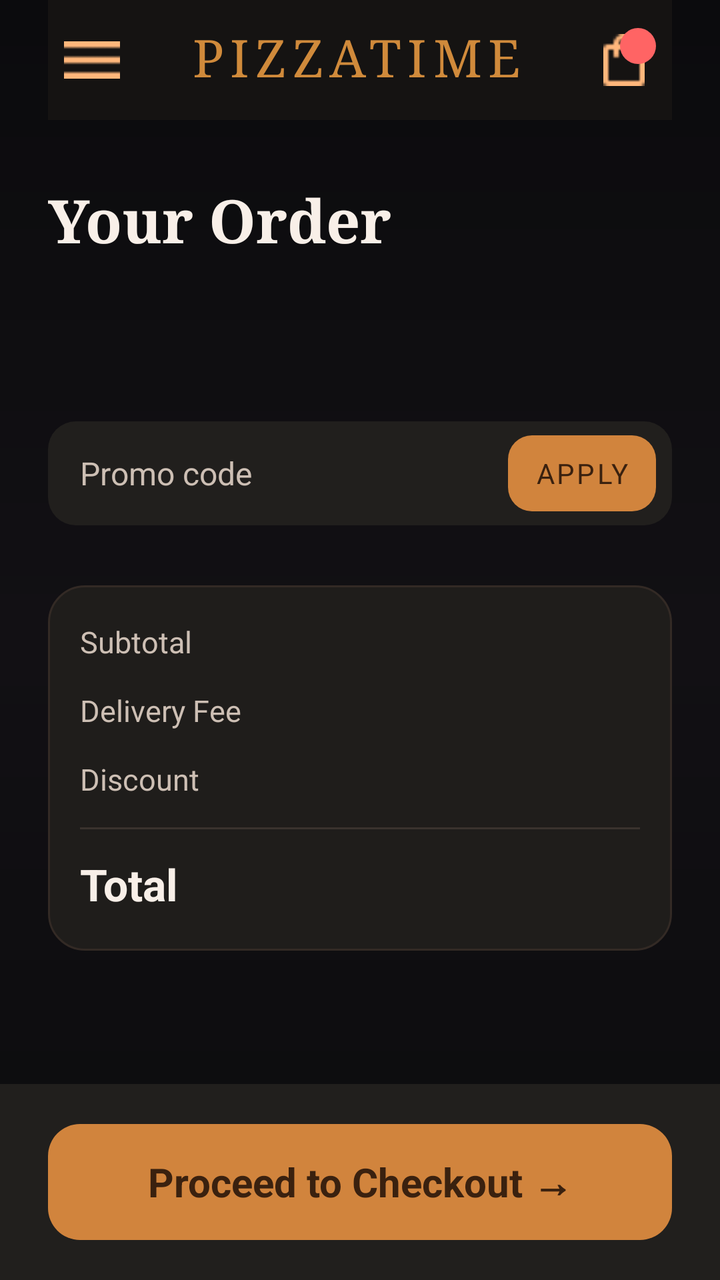
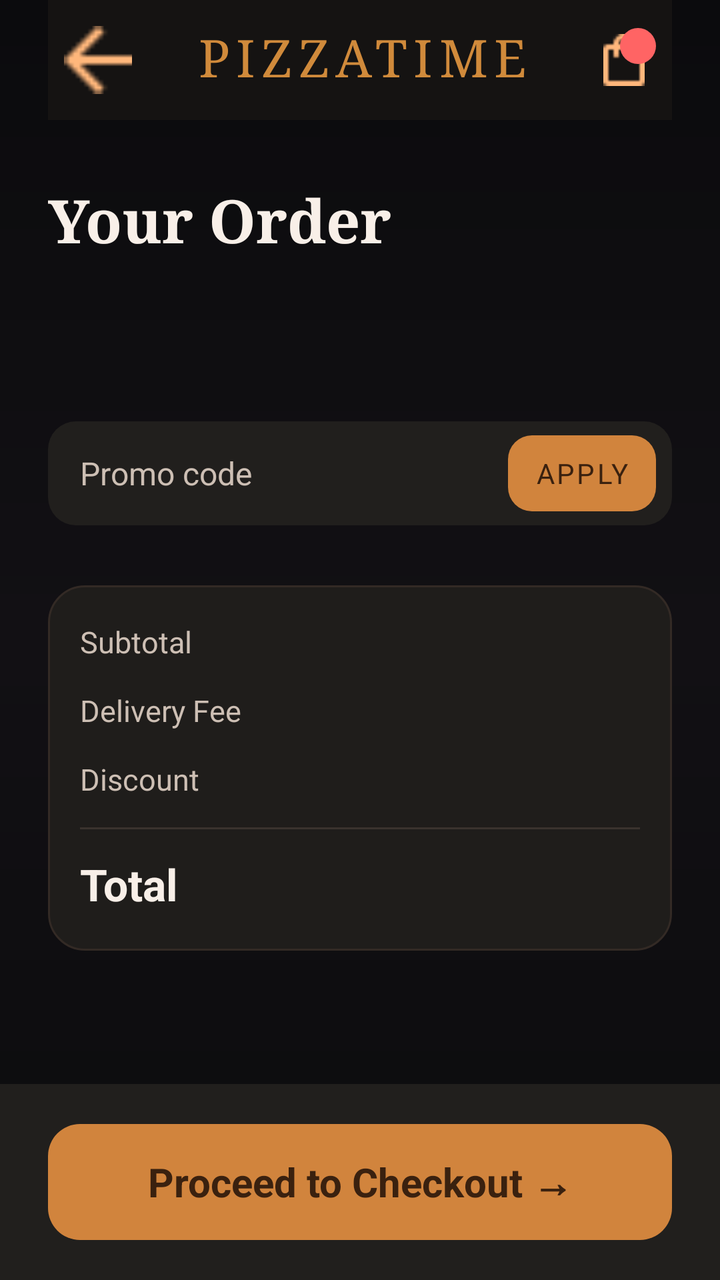

Before-and-after screenshots of an Android layout around one commit, followed by the original layout XML and the change that was made.
<!-- AndroidManifest.xml: application theme Theme.PizzaTime -->
<!-- res/layout/fragment_cart.xml -->
<?xml version="1.0" encoding="utf-8"?>
<FrameLayout xmlns:android="http://schemas.android.com/apk/res/android"
    android:id="@+id/cartRoot"
    android:layout_width="match_parent"
    android:layout_height="match_parent"
    android:background="@drawable/bg_app_dark">

    <ScrollView
        android:id="@+id/cartScroll"
        android:layout_width="match_parent"
        android:layout_height="match_parent"
        android:clipToPadding="false"
        android:overScrollMode="never"
        android:paddingBottom="112dp"
        android:scrollbars="none">

        <LinearLayout
            android:id="@+id/cartContent"
            android:layout_width="match_parent"
            android:layout_height="wrap_content"
            android:orientation="vertical"
            android:paddingStart="24dp"
            android:paddingEnd="24dp"
            android:paddingBottom="24dp">

            <LinearLayout
                android:id="@+id/cartTopBar"
                android:layout_width="match_parent"
                android:layout_height="60dp"
                android:background="@drawable/bg_top_bar_dark"
                android:gravity="center_vertical"
                android:orientation="horizontal"
                android:paddingStart="8dp"
                android:paddingEnd="8dp">

                <ImageView
                    android:id="@+id/btnMenu"
                    android:layout_width="28dp"
                    android:layout_height="28dp"
                    android:contentDescription="@string/menu_drawer_content_description"
                    android:src="@drawable/ic_menu" />

                <TextView
                    android:id="@+id/tvCartBrand"
                    android:layout_width="0dp"
                    android:layout_height="wrap_content"
                    android:layout_weight="1"
                    android:fontFamily="serif"
                    android:gravity="center"
                    android:includeFontPadding="false"
                    android:letterSpacing="0.12"
                    android:text="@string/menu_brand"
                    android:textColor="@color/pt_gold"
                    android:textSize="26sp" />

                <FrameLayout
                    android:id="@+id/btnCartIcon"
                    android:layout_width="32dp"
                    android:layout_height="32dp">

                    <ImageView
                        android:layout_width="26dp"
                        android:layout_height="26dp"
                        android:layout_gravity="center"
                        android:contentDescription="@string/detail_cart_content_description"
                        android:src="@drawable/ic_bag" />

                    <TextView
                        android:id="@+id/tvCartBadge"
                        android:layout_width="18dp"
                        android:layout_height="18dp"
                        android:layout_gravity="top|end"
                        android:background="@drawable/bg_badge_red"
                        android:gravity="center"
                        android:textColor="@color/pt_text_primary"
                        android:textSize="11sp"
                        android:textStyle="bold" />

                </FrameLayout>

            </LinearLayout>

            <TextView
                android:id="@+id/tvCartTitle"
                android:layout_width="match_parent"
                android:layout_height="wrap_content"
                android:layout_marginTop="34dp"
                android:fontFamily="serif"
                android:includeFontPadding="false"
                android:text="@string/cart_title"
                android:textColor="@color/pt_text_primary"
                android:textSize="30sp"
                android:textStyle="bold" />

            <TextView
                android:id="@+id/tvCartSubtitle"
                android:layout_width="match_parent"
                android:layout_height="wrap_content"
                android:layout_marginTop="6dp"
                android:textColor="@color/pt_text_secondary"
                android:textSize="13sp"
                android:textStyle="bold" />

            <LinearLayout
                android:id="@+id/cartItemContainer"
                android:layout_width="match_parent"
                android:layout_height="wrap_content"
                android:layout_marginTop="30dp"
                android:orientation="vertical" />

            <LinearLayout
                android:id="@+id/emptyCartView"
                android:layout_width="match_parent"
                android:layout_height="190dp"
                android:layout_marginTop="30dp"
                android:background="@drawable/bg_surface_panel"
                android:gravity="center"
                android:orientation="vertical"
                android:padding="20dp"
                android:visibility="gone">

                <ImageView
                    android:layout_width="42dp"
                    android:layout_height="42dp"
                    android:contentDescription="@string/cart_empty_title"
                    android:src="@drawable/ic_bag" />

                <TextView
                    android:layout_width="match_parent"
                    android:layout_height="wrap_content"
                    android:layout_marginTop="18dp"
                    android:fontFamily="serif"
                    android:gravity="center"
                    android:text="@string/cart_empty_title"
                    android:textColor="@color/pt_text_primary"
                    android:textSize="22sp" />

                <TextView
                    android:layout_width="match_parent"
                    android:layout_height="wrap_content"
                    android:layout_marginTop="8dp"
                    android:gravity="center"
                    android:text="@string/cart_empty_message"
                    android:textColor="@color/pt_text_secondary"
                    android:textSize="13sp" />

            </LinearLayout>

            <LinearLayout
                android:id="@+id/promoCodeBar"
                android:layout_width="match_parent"
                android:layout_height="52dp"
                android:layout_marginTop="28dp"
                android:background="@drawable/bg_promo_code_bar"
                android:gravity="center_vertical"
                android:orientation="horizontal"
                android:paddingStart="16dp"
                android:paddingEnd="8dp">

                <EditText
                    android:id="@+id/tvPromoHint"
                    android:layout_width="0dp"
                    android:layout_height="wrap_content"
                    android:layout_weight="1"
                    android:hint="@string/cart_promo_hint"
                    android:importantForAutofill="no"
                    android:textColorHint="@color/pt_text_secondary"
                    android:textSize="16sp"
                    android:background="@null"
                    android:inputType="text" />

                <TextView
                    android:id="@+id/btnApplyPromo"
                    android:layout_width="74dp"
                    android:layout_height="38dp"
                    android:background="@drawable/bg_promo_apply"
                    android:clickable="true"
                    android:focusable="true"
                    android:gravity="center"
                    android:letterSpacing="0.08"
                    android:text="@string/cart_apply"
                    android:textColor="@color/pt_text_dark"
                    android:textSize="14sp" />

            </LinearLayout>

            <LinearLayout
                android:id="@+id/orderSummaryCard"
                android:layout_width="match_parent"
                android:layout_height="wrap_content"
                android:layout_marginTop="30dp"
                android:background="@drawable/bg_order_summary_card"
                android:orientation="vertical"
                android:paddingStart="16dp"
                android:paddingTop="18dp"
                android:paddingEnd="16dp"
                android:paddingBottom="18dp">

                <LinearLayout
                    android:layout_width="match_parent"
                    android:layout_height="wrap_content"
                    android:orientation="horizontal">

                    <TextView
                        android:layout_width="0dp"
                        android:layout_height="wrap_content"
                        android:layout_weight="1"
                        android:text="@string/cart_subtotal"
                        android:textColor="@color/pt_text_secondary"
                        android:textSize="15sp" />

                    <TextView
                        android:id="@+id/tvSubtotal"
                        android:layout_width="wrap_content"
                        android:layout_height="wrap_content"
                        android:textColor="@color/pt_text_primary"
                        android:textSize="15sp" />

                </LinearLayout>

                <LinearLayout
                    android:layout_width="match_parent"
                    android:layout_height="wrap_content"
                    android:layout_marginTop="14dp"
                    android:orientation="horizontal">

                    <TextView
                        android:layout_width="0dp"
                        android:layout_height="wrap_content"
                        android:layout_weight="1"
                        android:text="@string/cart_delivery_fee"
                        android:textColor="@color/pt_text_secondary"
                        android:textSize="15sp" />

                    <TextView
                        android:id="@+id/tvDeliveryFee"
                        android:layout_width="wrap_content"
                        android:layout_height="wrap_content"
                        android:textColor="@color/pt_text_primary"
                        android:textSize="15sp" />

                </LinearLayout>

                <LinearLayout
                    android:layout_width="match_parent"
                    android:layout_height="wrap_content"
                    android:layout_marginTop="14dp"
                    android:orientation="horizontal">

                    <TextView
                        android:layout_width="0dp"
                        android:layout_height="wrap_content"
                        android:layout_weight="1"
                        android:text="@string/cart_discount"
                        android:textColor="@color/pt_text_secondary"
                        android:textSize="15sp" />

                    <TextView
                        android:id="@+id/tvDiscount"
                        android:layout_width="wrap_content"
                        android:layout_height="wrap_content"
                        android:textColor="#FF6262"
                        android:textSize="15sp" />

                </LinearLayout>

                <View
                    android:layout_width="match_parent"
                    android:layout_height="1dp"
                    android:layout_marginTop="14dp"
                    android:background="#3A332E" />

                <LinearLayout
                    android:layout_width="match_parent"
                    android:layout_height="wrap_content"
                    android:layout_marginTop="12dp"
                    android:gravity="center_vertical"
                    android:orientation="horizontal">

                    <TextView
                        android:layout_width="0dp"
                        android:layout_height="wrap_content"
                        android:layout_weight="1"
                        android:text="@string/cart_total"
                        android:textColor="@color/pt_text_primary"
                        android:textSize="22sp"
                        android:textStyle="bold" />

                    <TextView
                        android:id="@+id/tvTotal"
                        android:layout_width="wrap_content"
                        android:layout_height="wrap_content"
                        android:textColor="@color/pt_gold"
                        android:textSize="23sp"
                        android:textStyle="bold" />

                </LinearLayout>

            </LinearLayout>
            <View
                android:layout_width="match_parent"
                android:layout_height="82dp" />

        </LinearLayout>

    </ScrollView>

    <LinearLayout
        android:id="@+id/cartBottomBar"
        android:layout_width="match_parent"
        android:layout_height="98dp"
        android:layout_gravity="bottom"
        android:background="@drawable/bg_detail_bottom_bar"
        android:gravity="center"
        android:paddingStart="24dp"
        android:paddingEnd="24dp">

        <TextView
            android:id="@+id/btnProceedCheckout"
            android:layout_width="match_parent"
            android:layout_height="58dp"
            android:background="@drawable/bg_button_primary_gold"
            android:clickable="true"
            android:focusable="true"
            android:gravity="center"
            android:text="@string/cart_proceed_checkout"
            android:textColor="@color/pt_text_dark"
            android:textSize="20sp"
            android:textStyle="bold" />

    </LinearLayout>

</FrameLayout>
<!-- resources referenced by this layout -->
<resources>
  <color name="pt_gold">#D08A3B</color>
  <color name="pt_text_dark">#3A210F</color>
  <color name="pt_text_primary">#F8EFE8</color>
  <color name="pt_text_secondary">#CDBFB4</color>
  <!-- drawable bg_app_dark (drawable) -->
  <?xml version="1.0" encoding="utf-8"?>
  <shape xmlns:android="http://schemas.android.com/apk/res/android">
      <gradient
          android:angle="270"
          android:startColor="@color/pt_black"
          android:centerColor="@color/pt_dark"
          android:endColor="@color/pt_black" />
  </shape>
  <!-- drawable bg_badge_red (drawable) -->
  ﻿<shape xmlns:android="http://schemas.android.com/apk/res/android"
      android:shape="oval">
      <solid android:color="#FF6464" />
  </shape>
  <!-- drawable bg_button_primary_gold (drawable) -->
  ﻿<shape xmlns:android="http://schemas.android.com/apk/res/android">
      <corners android:radius="16dp" />
      <solid android:color="#D1843D" />
  </shape>
  <!-- drawable bg_detail_bottom_bar (drawable) -->
  ﻿<shape xmlns:android="http://schemas.android.com/apk/res/android">
      <solid android:color="#211F1D" />
  </shape>
  <!-- drawable bg_order_summary_card (drawable) -->
  ﻿<shape xmlns:android="http://schemas.android.com/apk/res/android">
      <corners android:radius="18dp" />
      <solid android:color="#1F1D1B" />
      <stroke
          android:width="1dp"
          android:color="#332A25" />
  </shape>
  <!-- drawable bg_promo_apply (drawable) -->
  ﻿<shape xmlns:android="http://schemas.android.com/apk/res/android">
      <corners android:radius="12dp" />
      <solid android:color="#D1843D" />
  </shape>
  <!-- drawable bg_promo_code_bar (drawable) -->
  ﻿<shape xmlns:android="http://schemas.android.com/apk/res/android">
      <corners android:radius="14dp" />
      <solid android:color="#211F1D" />
  </shape>
  <!-- drawable bg_surface_panel (drawable) -->
  ﻿<shape xmlns:android="http://schemas.android.com/apk/res/android">
      <corners android:radius="22dp" />
      <solid android:color="#211F1D" />
      <stroke
          android:width="1dp"
          android:color="#3F332A" />
  </shape>
  <!-- drawable bg_top_bar_dark (drawable) -->
  ﻿<shape xmlns:android="http://schemas.android.com/apk/res/android">
      <solid android:color="#151312" />
  </shape>
  <!-- drawable ic_bag: png bitmap (drawable, 350 bytes) -->
  <!-- drawable ic_menu: png bitmap (drawable, 172 bytes) -->
  <string name="cart_apply">APPLY</string>
  <string name="cart_delivery_fee">Delivery Fee</string>
  <string name="cart_discount">Discount</string>
  <string name="cart_empty_message">Add a pizza to begin your late-night indulgence.</string>
  <string name="cart_empty_title">Your cart is empty</string>
  <string name="cart_proceed_checkout">Proceed to Checkout →</string>
  <string name="cart_promo_hint">Promo code</string>
  <string name="cart_subtotal">Subtotal</string>
  <string name="cart_title">Your Order</string>
  <string name="cart_total">Total</string>
  <string name="detail_cart_content_description">Cart</string>
  <string name="menu_brand">PIZZATIME</string>
  <string name="menu_drawer_content_description">Open menu</string>
  <style name="Theme.PizzaTime" parent="Theme.MaterialComponents.DayNight.NoActionBar">
          
          <item name="colorOnPrimary">@color/white</item>
          
          <item name="colorOnSecondary">@color/black</item>
          
          <item name="android:statusBarColor">?attr/colorPrimaryVariant</item>
          
      </style>
  <color name="pt_black">#0B0B0D</color>
  <color name="pt_dark">#121014</color>
  <color name="white">#FFFFFFFF</color>
  <color name="black">#FF000000</color>
</resources>

<!-- the commit's change to res/layout/fragment_cart.xml (unified diff, before → after) -->
@@ -34,11 +34,11 @@
                 android:paddingEnd="8dp">
 
                 <ImageView
-                    android:id="@+id/btnMenu"
-                    android:layout_width="28dp"
-                    android:layout_height="28dp"
-                    android:contentDescription="@string/menu_drawer_content_description"
-                    android:src="@drawable/ic_menu" />
+                    android:id="@+id/btnBack"
+                    android:layout_width="34dp"
+                    android:layout_height="34dp"
+                    android:contentDescription="@string/detail_back_content_description"
+                    android:src="@drawable/ic_back" />
 
                 <TextView
                     android:id="@+id/tvCartBrand"
<!-- resource entries referenced after the edit -->
@@ -57,8 +57,8 @@
   ﻿<shape xmlns:android="http://schemas.android.com/apk/res/android">
       <solid android:color="#151312" />
   </shape>
+  <!-- drawable ic_back: png bitmap (drawable, 278 bytes) -->
   <!-- drawable ic_bag: png bitmap (drawable, 350 bytes) -->
-  <!-- drawable ic_menu: png bitmap (drawable, 172 bytes) -->
   <string name="cart_apply">APPLY</string>
   <string name="cart_delivery_fee">Delivery Fee</string>
   <string name="cart_discount">Discount</string>
@@ -69,9 +69,9 @@
   <string name="cart_subtotal">Subtotal</string>
   <string name="cart_title">Your Order</string>
   <string name="cart_total">Total</string>
+  <string name="detail_back_content_description">Back</string>
   <string name="detail_cart_content_description">Cart</string>
   <string name="menu_brand">PIZZATIME</string>
-  <string name="menu_drawer_content_description">Open menu</string>
   <style name="Theme.PizzaTime" parent="Theme.MaterialComponents.DayNight.NoActionBar">
           
           <item name="colorOnPrimary">@color/white</item>
